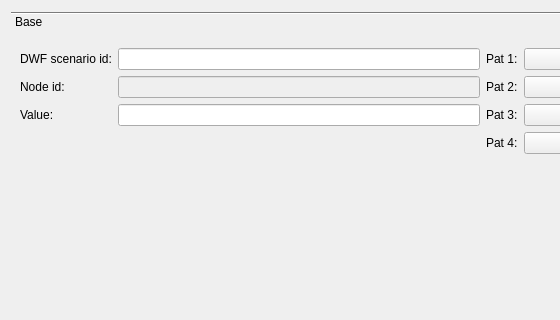
Qt form core/ui/toolbars/basic/info_epa_dwf.ui (Giswater/giswater_qgis_plugin) before a commit; both pictures show x 0 to 560 and y 0 to 320 of the 965 by 489 pixel window.
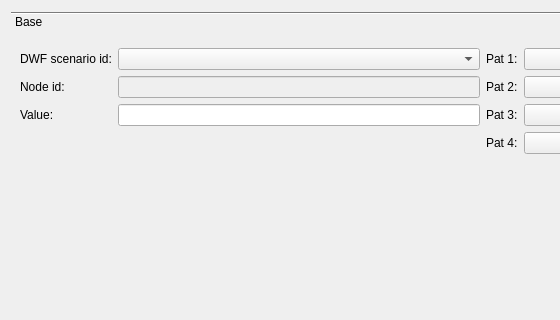
The same form after that commit.

Commit message: Enhancement: Make dwfscenario_id combo

```diff
--- a/core/ui/toolbars/basic/info_epa_dwf.ui
+++ b/core/ui/toolbars/basic/info_epa_dwf.ui
@@ -24,8 +24,8 @@
        <rect>
         <x>0</x>
         <y>0</y>
-        <width>943</width>
-        <height>368</height>
+        <width>947</width>
+        <height>379</height>
        </rect>
       </property>
       <attribute name="label">
@@ -87,16 +87,6 @@
            </property>
           </widget>
          </item>
-         <item row="0" column="1">
-          <widget class="QLineEdit" name="dwfscenario_id">
-           <property name="sizePolicy">
-            <sizepolicy hsizetype="Preferred" vsizetype="Fixed">
-             <horstretch>0</horstretch>
-             <verstretch>0</verstretch>
-            </sizepolicy>
-           </property>
-          </widget>
-         </item>
          <item row="3" column="0" colspan="2">
           <spacer name="verticalSpacer">
            <property name="orientation">
@@ -113,6 +103,9 @@
            </property>
           </spacer>
          </item>
+         <item row="0" column="1">
+          <widget class="QComboBox" name="dwfscenario_id"/>
+         </item>
         </layout>
        </item>
        <item row="0" column="1">
```
Left out of the diff: 4 changed lines with no effect on the pictures. The commit also changes 1 other file.
